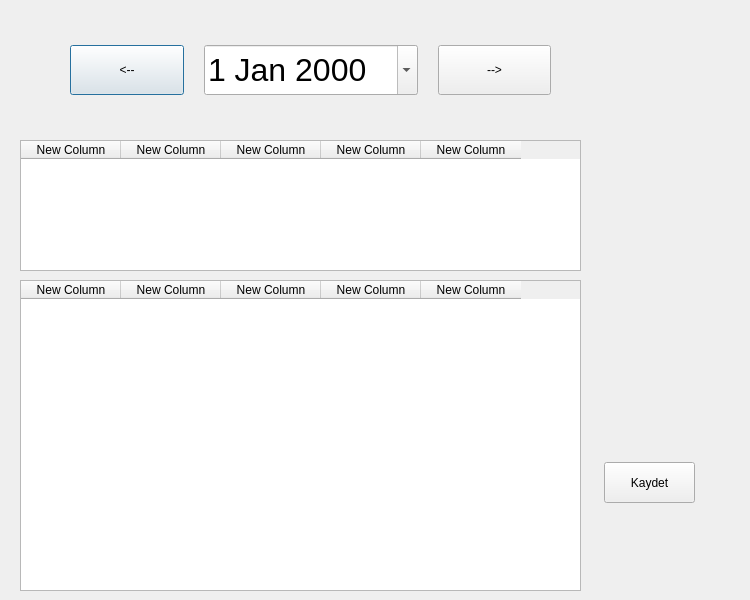
The window that masraf.ui (nerdogan/nenra) describes before a commit, drawn with Qt 5.
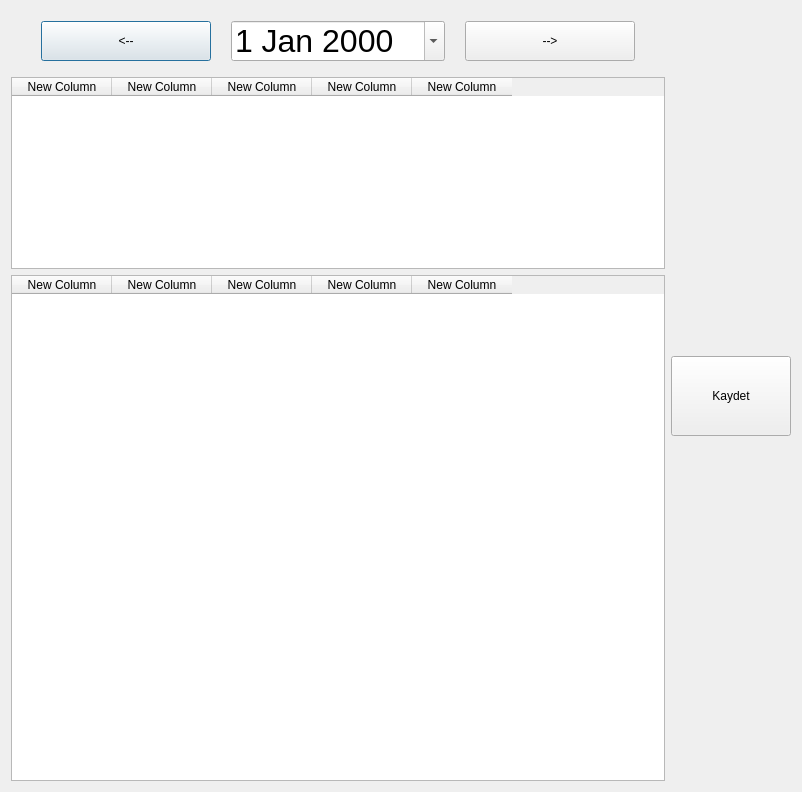
The same window after the commit.

Commit message: 20190709 masraf ui fatura

```diff
--- a/masraf.ui
+++ b/masraf.ui
@@ -6,22 +6,17 @@
    <rect>
     <x>0</x>
     <y>0</y>
-    <width>750</width>
-    <height>600</height>
+    <width>802</width>
+    <height>792</height>
    </rect>
   </property>
   <property name="windowTitle">
    <string>Dialog</string>
   </property>
-  <widget class="QWidget" name="horizontalLayoutWidget">
-   <property name="geometry">
-    <rect>
-     <x>40</x>
-     <y>10</y>
-     <width>541</width>
-     <height>121</height>
-    </rect>
-   </property>
+  <layout class="QHBoxLayout" name="horizontalLayout_2">
+   <item>
+    <layout class="QVBoxLayout" name="verticalLayout">
+     <item>
    <layout class="QHBoxLayout" name="horizontalLayout">
     <property name="spacing">
      <number>20</number>
@@ -43,7 +38,7 @@
       <property name="minimumSize">
        <size>
         <width>0</width>
-        <height>50</height>
+           <height>40</height>
        </size>
       </property>
       <property name="text">
@@ -56,7 +51,7 @@
       <property name="minimumSize">
        <size>
         <width>0</width>
-        <height>50</height>
+           <height>40</height>
        </size>
       </property>
       <property name="font">
@@ -77,7 +72,7 @@
       <property name="minimumSize">
        <size>
         <width>0</width>
-        <height>50</height>
+           <height>40</height>
        </size>
       </property>
       <property name="text">
@@ -86,15 +81,20 @@
      </widget>
     </item>
    </layout>
-  </widget>
+     </item>
+     <item>
   <widget class="QTableWidget" name="tableWidget">
-   <property name="geometry">
-    <rect>
-     <x>20</x>
-     <y>140</y>
-     <width>561</width>
-     <height>131</height>
-    </rect>
+       <property name="sizePolicy">
+        <sizepolicy hsizetype="Expanding" vsizetype="Minimum">
+         <horstretch>0</horstretch>
+         <verstretch>0</verstretch>
+        </sizepolicy>
+       </property>
+       <property name="minimumSize">
+        <size>
+         <width>0</width>
+         <height>182</height>
+        </size>
    </property>
    <attribute name="horizontalHeaderCascadingSectionResizes">
     <bool>false</bool>
@@ -128,15 +128,21 @@
     </property>
    </column>
   </widget>
+     </item>
+     <item>
   <widget class="QTableWidget" name="tableWidget_2">
-   <property name="geometry">
-    <rect>
-     <x>20</x>
-     <y>280</y>
-     <width>561</width>
-     <height>311</height>
-    </rect>
-   </property>
+       <property name="autoFillBackground">
+        <bool>false</bool>
+       </property>
+       <property name="alternatingRowColors">
+        <bool>true</bool>
+       </property>
+       <attribute name="horizontalHeaderCascadingSectionResizes">
+        <bool>false</bool>
+       </attribute>
+       <attribute name="horizontalHeaderStretchLastSection">
+        <bool>false</bool>
+       </attribute>
    <column>
     <property name="text">
      <string>New Column</string>
@@ -163,19 +169,29 @@
     </property>
    </column>
   </widget>
+     </item>
+    </layout>
+   </item>
+   <item>
   <widget class="QPushButton" name="pushButton_3">
-   <property name="geometry">
-    <rect>
-     <x>604</x>
-     <y>462</y>
-     <width>91</width>
-     <height>41</height>
-    </rect>
+     <property name="sizePolicy">
+      <sizepolicy hsizetype="Minimum" vsizetype="Fixed">
+       <horstretch>0</horstretch>
+       <verstretch>0</verstretch>
+      </sizepolicy>
+     </property>
+     <property name="minimumSize">
+      <size>
+       <width>120</width>
+       <height>80</height>
+      </size>
    </property>
    <property name="text">
     <string>Kaydet</string>
    </property>
   </widget>
+   </item>
+  </layout>
  </widget>
  <resources/>
  <connections/>
```
Lines whose indentation alone changed are shown as unchanged. The commit also changes 2 other files.
